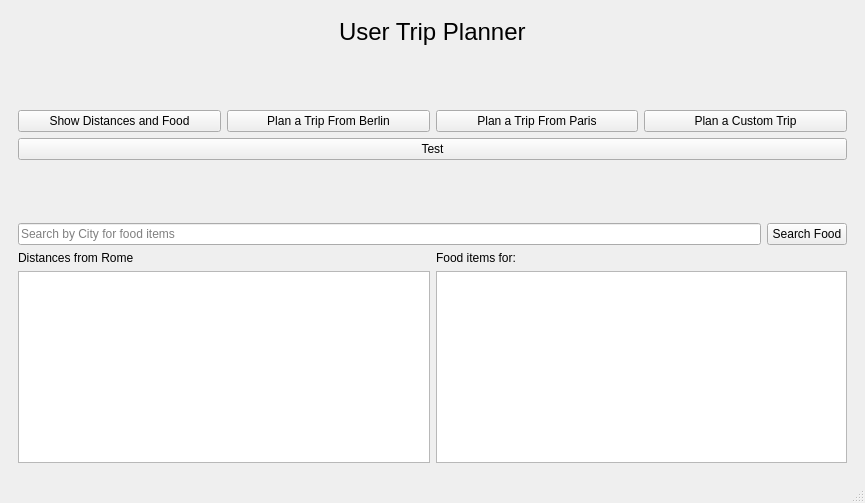
Before: the Qt Designer form Qt_Project/user.ui in zzfp/Class_project_1, drawn with Qt 5.
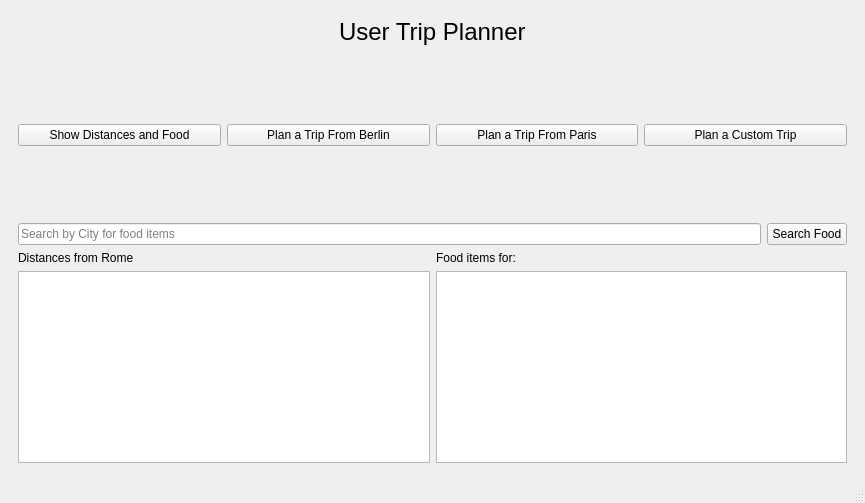
After: the same form once the commit is applied.

```diff
--- a/Qt_Project/user.ui
+++ b/Qt_Project/user.ui
@@ -111,13 +111,6 @@
             </item>
            </layout>
           </item>
-          <item>
-           <widget class="QPushButton" name="Test">
-            <property name="text">
-             <string>Test</string>
-            </property>
-           </widget>
-          </item>
           <item>
            <spacer name="verticalSpacer">
             <property name="orientation">
```
Left out of the diff: 2 changed lines with no effect on the pictures.
